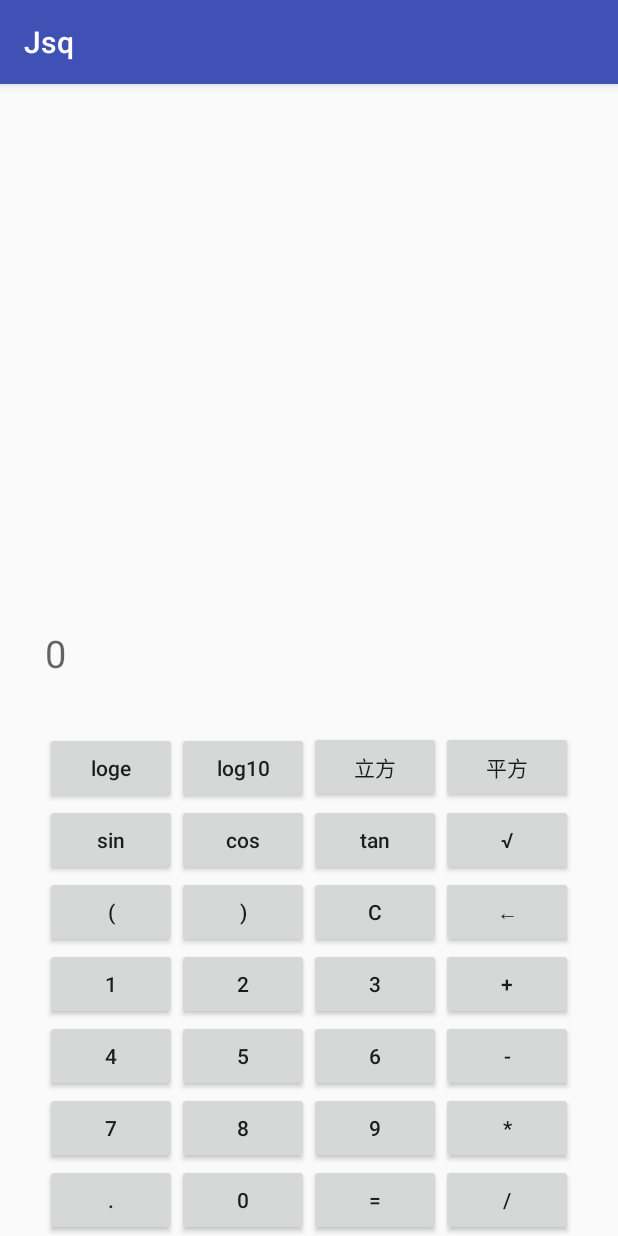
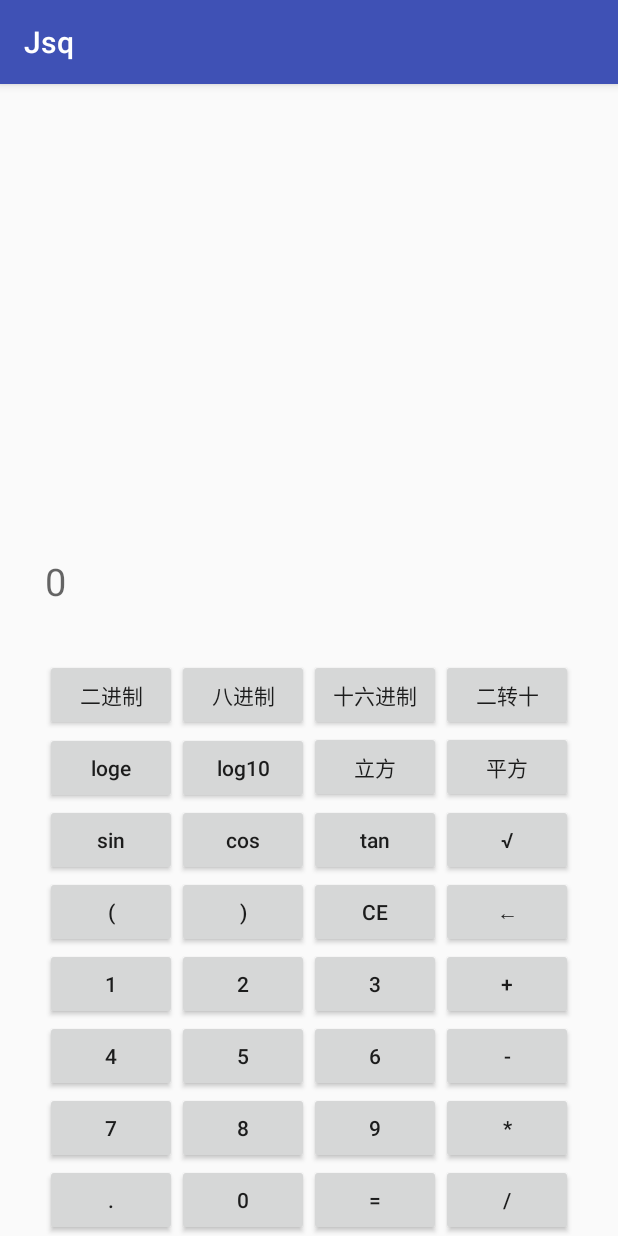
Before and after one commit to MrWQ/Jsq, an Android app: the screen it shows after launch (MainActivity), on a phone screen of 412 x 824 dp. Run offline under Robolectric (Android 15) with nearby library versions, the phone set to English and light mode, and no system bars.

Commit message:
新增进制转换

```diff
--- a/app/src/main/java/com/example/administrator/jsq/MainActivity.java
+++ b/app/src/main/java/com/example/administrator/jsq/MainActivity.java
@@ -50,7 +50,11 @@ public class MainActivity extends AppCompatActivity  {
         Button buttonx3=(Button)findViewById(R.id.buttonx3);
         Button buttonloge=(Button)findViewById(R.id.buttonloge);
         Button buttonlog10=(Button)findViewById(R.id.buttonlog10);
-        Button buttonsqrt=(Button)findViewById(R.id.buttonsqrt);
+        Button buttonsqrt=(Button)findViewById(R.id.buttonsqrt);//根号
+        Button buttonto2=(Button)findViewById(R.id.buttonto2);
+        Button buttonto8=(Button)findViewById(R.id.buttonto8);
+        Button buttonto16=(Button)findViewById(R.id.buttonto16);
+        Button button2to10=(Button)findViewById(R.id.button2to10);//2转10进制
 
         button0.setOnClickListener(new View.OnClickListener() {
             @Override
@@ -235,15 +239,43 @@ public class MainActivity extends AppCompatActivity  {
                 out.setText(String.valueOf(s));
             }
         });
+        buttonto2.setOnClickListener(new View.OnClickListener() {
+            @Override
+            public void onClick(View view) {
+                Integer i=Integer.parseInt(in.getText().toString());
+                out.setText(Integer.toBinaryString(i));
+            }
+        });
+        buttonto8.setOnClickListener(new View.OnClickListener() {
+            @Override
+            public void onClick(View view) {
+                Integer i=Integer.parseInt(in.getText().toString());
+                out.setText(Integer.toOctalString(i));
+            }
+        });
+        buttonto16.setOnClickListener(new View.OnClickListener() {
+            @Override
+            public void onClick(View view) {
+                Integer i=Integer.parseInt(in.getText().toString());
+                out.setText(Integer.toHexString(i));
+            }
+        });
+        button2to10.setOnClickListener(new View.OnClickListener() {
+            @Override
+            public void onClick(View view) {
+                Integer i=Integer.valueOf(in.getText().toString(),2);
+                out.setText(String.valueOf(i));
+            }
+        });
         buttonequal.setOnClickListener(new View.OnClickListener() {
             @Override
             public void onClick(View view) {
                 in.append("=");
                 char[] list = in.getText().toString().toCharArray();
                 int head =0;//head 表示开始（包含） last 表示尾（不包含）
-                double num=0;
+                double num=0;//存放取数
+                char op1,op2,opresult;
                 double r=0;
-                char op1,op2,opresult;
                 double num1,num2;
                 boolean flag =false;//字符标志位
                 for (int last=0;last<list.length;last++) {
--- a/app/src/main/res/layout/activity_main.xml
+++ b/app/src/main/res/layout/activity_main.xml
@@ -21,7 +21,10 @@
             android:layout_columnSpan="4"
             android:layout_gravity="fill"
             />
-
+        <Button android:text="二进制" android:id="@+id/buttonto2"/>
+        <Button android:text="八进制" android:id="@+id/buttonto8"/>
+        <Button android:text="十六进制" android:id="@+id/buttonto16"/>
+        <Button android:text="二转十" android:id="@+id/button2to10"/>
 
         <Button android:text="loge" android:id="@+id/buttonloge" android:textAllCaps="false"/>
         <Button android:text="log10" android:id="@+id/buttonlog10" android:textAllCaps="false"/>
@@ -35,7 +38,7 @@
 
         <Button android:text="(" android:id="@+id/buttonleft"/>
         <Button android:text=")" android:id="@+id/buttonright"/>
-        <Button android:text="c" android:id="@+id/buttonc"/>
+        <Button android:text="ce" android:id="@+id/buttonc"/>
         <Button android:text="←" android:id="@+id/buttonback"/>
 
         <Button android:text="1" android:id="@+id/button1"/>
```
